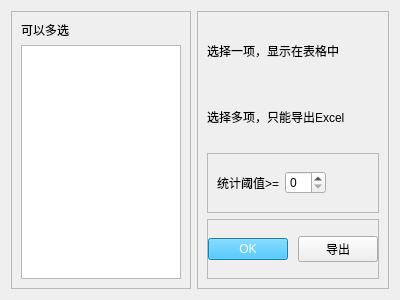
Above: SciTools/uipopup/uipy/count_stat.ui from xihuyu20000/learn-python before the change. Below: the same form after it.
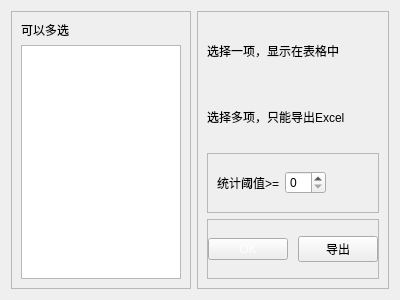
That is the form after the change.

```diff
--- a/SciTools/uipopup/uipy/count_stat.ui
+++ b/SciTools/uipopup/uipy/count_stat.ui
@@ -137,7 +137,9 @@
          <item>
           <widget class="QPushButton" name="btn_ok">
            <property name="styleSheet">
-            <string notr="true">color: rgb(255, 255, 255); background-color: rgb(28, 177, 245);</string>
+                                                <string notr="true">color: rgb(255, 255, 255); background-color: rgb(28,
+                                                    177, 245);
+                                                </string>
            </property>
            <property name="text">
             <string>OK</string>
```
Lines whose indentation alone changed are shown as unchanged.
